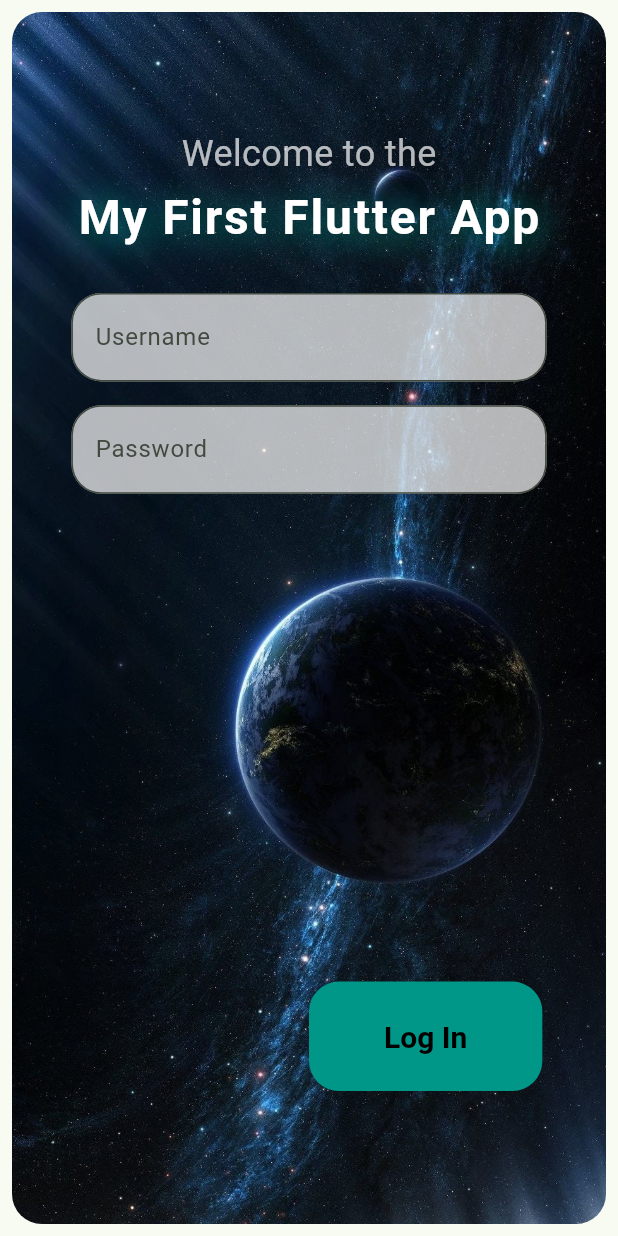
After one commit to abdullah2811/my_first_flutter, a Flutter app: the screen it shows after launch, on a phone screen of 412 x 824 dp. The commit adds this screen. Run offline on Flutter 3.47's test engine with Material 3 defaults, Android fonts, the phone set to English and light mode, and no system bars.

Commit message:
Day7:  ClipRRect, Hero, SnackBar, Alert, Divider, Card, TextStyle using Constants

```diff
--- /dev/null
+++ b/lib/data/constants.dart
@@ -0,0 +1,35 @@
+import 'package:flutter/material.dart';
+
+class MyTextStyles {
+  static const TextStyle headline = TextStyle(
+    fontSize: 32,
+    fontWeight: FontWeight.bold,
+    color: Colors.white,
+    letterSpacing: 1.2,
+    shadows: [Shadow(offset: Offset(2, 2), blurRadius: 30, color: Colors.teal)],
+  );
+
+  static const TextStyle subheading = TextStyle(
+    fontSize: 24,
+    color: Colors.white70,
+  );
+
+  static const TextStyle subheadingBlack = TextStyle(
+    fontSize: 24,
+    color: Colors.black87,
+    fontWeight: FontWeight.w600,
+    shadows: [Shadow(offset: Offset(1, 1), blurRadius: 4, color: Colors.white)],
+  );
+
+  static const TextStyle buttonText = TextStyle(
+    fontSize: 18,
+    color: Colors.white,
+    fontWeight: FontWeight.w600,
+  );
+
+  static const TextStyle descriptionText = TextStyle(
+    fontSize: 16,
+    color: Colors.black,
+    fontWeight: FontWeight.w600,
+  );
+}
--- a/lib/main.dart
+++ b/lib/main.dart
@@ -1,6 +1,7 @@
 import 'package:flutter/material.dart';
 import 'package:my_first_flutter/data/notifiers.dart';
-import 'package:my_first_flutter/views/widget_tree.dart';
+import 'package:my_first_flutter/views/pages/welcome_page.dart';
+//import 'package:my_first_flutter/views/widget_tree.dart';
 
 void main() {
   runApp(const MyApp());
@@ -22,7 +23,7 @@ class MyApp extends StatelessWidget {
               brightness: isDarkMode ? Brightness.dark : Brightness.light,
             ),
           ),
-          home: WidgetTree(),
+          home: WelcomePage(),
         );
       },
     );
--- a/lib/views/pages/profile_page.dart
+++ b/lib/views/pages/profile_page.dart
@@ -32,6 +32,7 @@ class _ProfilePageState extends State<ProfilePage> {
               });
             },
           ),
+          SizedBox(height: 20),
           TextField(
             decoration: InputDecoration(
               border: OutlineInputBorder(),
@@ -39,6 +40,7 @@ class _ProfilePageState extends State<ProfilePage> {
               hintText: 'Enter your email',
             ),
           ),
+          SizedBox(height: 20),
           TextField(
             obscureText: true,
             decoration: InputDecoration(
--- /dev/null
+++ b/lib/views/pages/welcome_page.dart
@@ -0,0 +1,116 @@
+import 'package:flutter/material.dart';
+import 'package:my_first_flutter/data/constants.dart';
+import 'package:my_first_flutter/views/widget_tree.dart';
+
+class WelcomePage extends StatelessWidget {
+  const WelcomePage({super.key});
+
+  @override
+  Widget build(BuildContext context) {
+    return Scaffold(
+      body: Padding(
+        padding: const EdgeInsets.all(8.0),
+        child: LayoutBuilder(
+          builder: (context, constraints) {
+            final height = constraints.maxHeight;
+            final width = constraints.maxWidth;
+            return Stack(
+              children: [
+                ClipRRect(
+                  borderRadius: BorderRadius.circular(20),
+                  child: Image.asset(
+                    'assets/images/bgdark.jpg',
+                    height: double.infinity,
+                    width: double.infinity,
+                    fit: BoxFit.cover,
+                    alignment: Alignment.center,
+                  ),
+                ),
+                Align(
+                  alignment: Alignment(0, -0.8),
+                  child: Text('Welcome to the', style: MyTextStyles.subheading),
+                ),
+                Align(
+                  alignment: Alignment(0, -0.7),
+                  child: Text(
+                    'My First Flutter App',
+                    style: MyTextStyles.headline,
+                  ),
+                ),
+                Align(
+                  alignment: Alignment(0, -0.5),
+                  child: SizedBox(
+                    width: width * 0.8,
+                    child: TextField(
+                      decoration: InputDecoration(
+                        border: OutlineInputBorder(
+                          borderRadius: BorderRadius.circular(20),
+                        ),
+                        filled: true,
+                        fillColor: Colors.white70,
+                        hintText: 'Enter your username',
+                        labelText: 'Username',
+                      ),
+                      style: TextStyle(fontSize: 18, color: Colors.black87),
+                    ),
+                  ),
+                ),
+                Align(
+                  alignment: Alignment(0, -0.3),
+                  child: SizedBox(
+                    width: width * 0.8,
+                    child: TextField(
+                      decoration: InputDecoration(
+                        border: OutlineInputBorder(
+                          borderRadius: BorderRadius.circular(20),
+                        ),
+                        filled: true,
+                        fillColor: Colors.white70,
+                        hintText: 'Enter your password',
+                        labelText: 'Password',
+                      ),
+                      obscureText: true,
+                      style: TextStyle(fontSize: 18, color: Colors.black87),
+                    ),
+                  ),
+                ),
+                Positioned(
+                  left: width * 0.5,
+                  top: height * 0.8,
+                  child: FilledButton(
+                    onPressed: () {
+                      Navigator.pushReplacement(
+                        context,
+                        MaterialPageRoute(
+                          builder: (context) {
+                            return WidgetTree();
+                          },
+                        ),
+                      );
+                    },
+                    style: FilledButton.styleFrom(
+                      backgroundColor: Colors.teal,
+                      foregroundColor: Colors.black,
+                      shape: RoundedRectangleBorder(
+                        borderRadius: BorderRadius.circular(20),
+                      ),
+                      padding: EdgeInsets.symmetric(
+                        horizontal: 50,
+                        vertical: 25,
+                      ),
+                      textStyle: TextStyle(
+                        fontSize: 20,
+                        fontWeight: FontWeight.bold,
+                      ),
+                    ),
+                    child: Text('Log In'),
+                  ),
+                ),
+              ],
+            );
+          },
+        ),
+      ),
+    );
+  }
+}
```
Also changed, not shown: lib/views/pages/exit_page.dart (+14 -0 lines), lib/views/pages/settings_page.dart (+96 -2 lines), lib/views/widget_tree.dart (+17 -4 lines), assets/images/bgdark.jpg (added).
